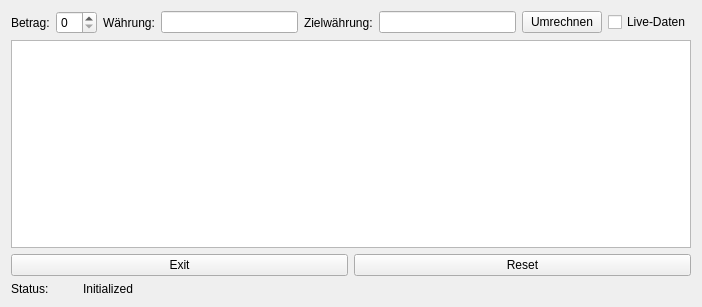
Above: view.ui from maximilianMairinger/currencyChange before the change. Below: the same form after it.
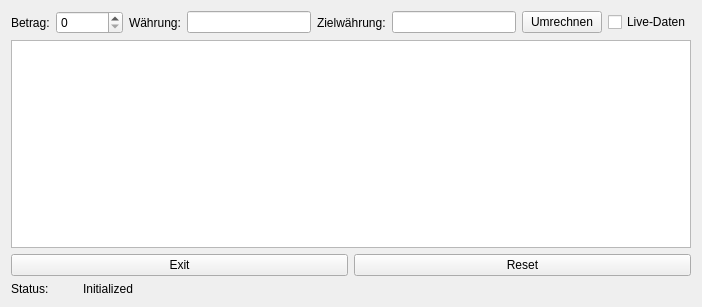
That is the form after the change.

Diff of the .ui file:
```diff
--- a/view.ui
+++ b/view.ui
@@ -30,7 +30,11 @@
       </widget>
      </item>
      <item>
-      <widget class="QSpinBox" name="betragInput"/>
+      <widget class="QSpinBox" name="betragInput">
+       <property name="maximum">
+        <number>999999999</number>
+       </property>
+      </widget>
      </item>
      <item>
       <widget class="QLabel" name="label_2">
```
Left out of the diff: 6 changed lines with no effect on the pictures.
